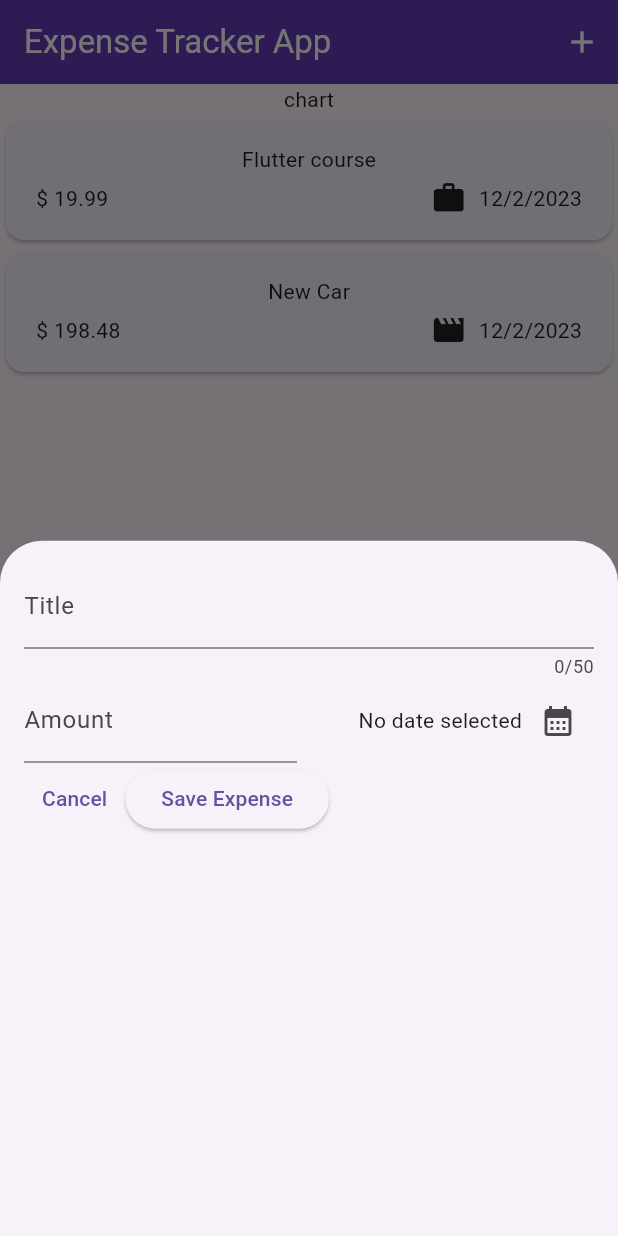
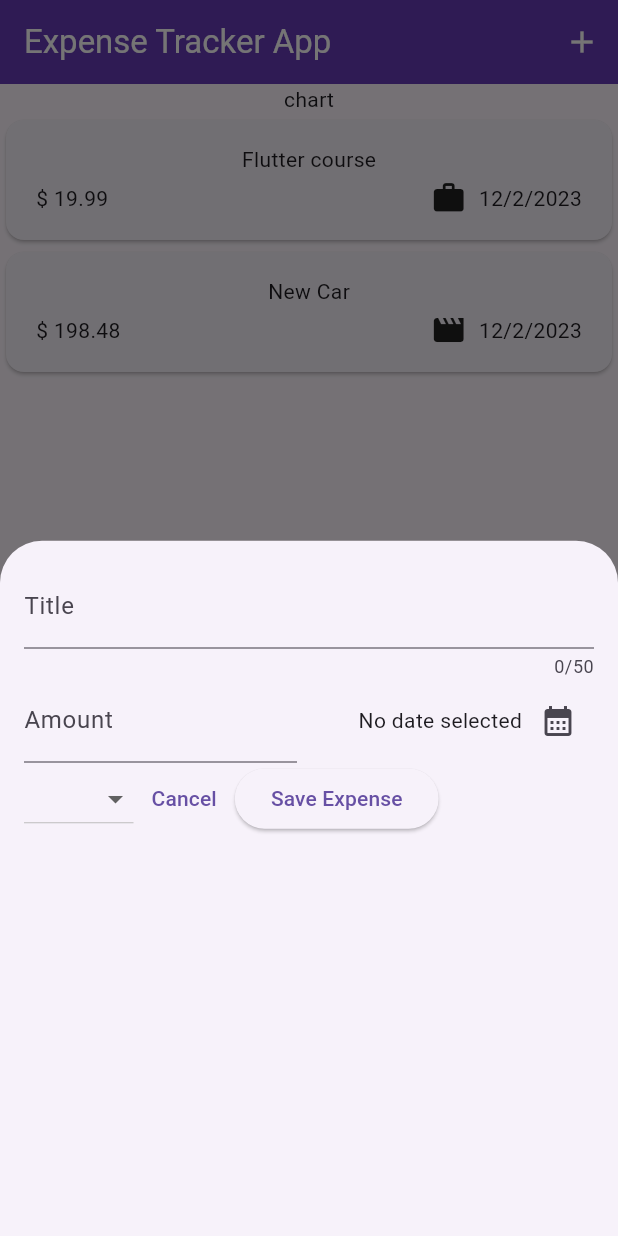
Before and after one commit to justoverclockl/flutter-expenses-app, a Flutter app: the screen it shows after launch, after a tap on the "add" icon, on a phone screen of 412 x 824 dp. Run offline on Flutter 3.47's test engine with Material 3 defaults, Android fonts, the phone set to English and light mode, and no system bars.

Commit message:
add dropdown menu for items directly from category enum

```diff
--- a/lib/widget/new_expense.dart
+++ b/lib/widget/new_expense.dart
@@ -1,3 +1,4 @@
+import 'package:expense_app/models/expense.dart';
 import 'package:flutter/material.dart';
 import 'package:intl/intl.dart';
 
@@ -94,6 +95,21 @@ class _NewExpenseState extends State<NewExpense> {
           ),
           Row(
             children: [
+              DropdownButton(
+                items: Category.values
+                    .map(
+                      (category) => DropdownMenuItem(
+                        value: category,
+                        child: Text(
+                          category.name.toString(),
+                        ),
+                      ),
+                    )
+                    .toList(),
+                onChanged: (value) {
+                  print(value);
+                },
+              ),
               TextButton(
                 onPressed: () {
                   // close the modal
```
